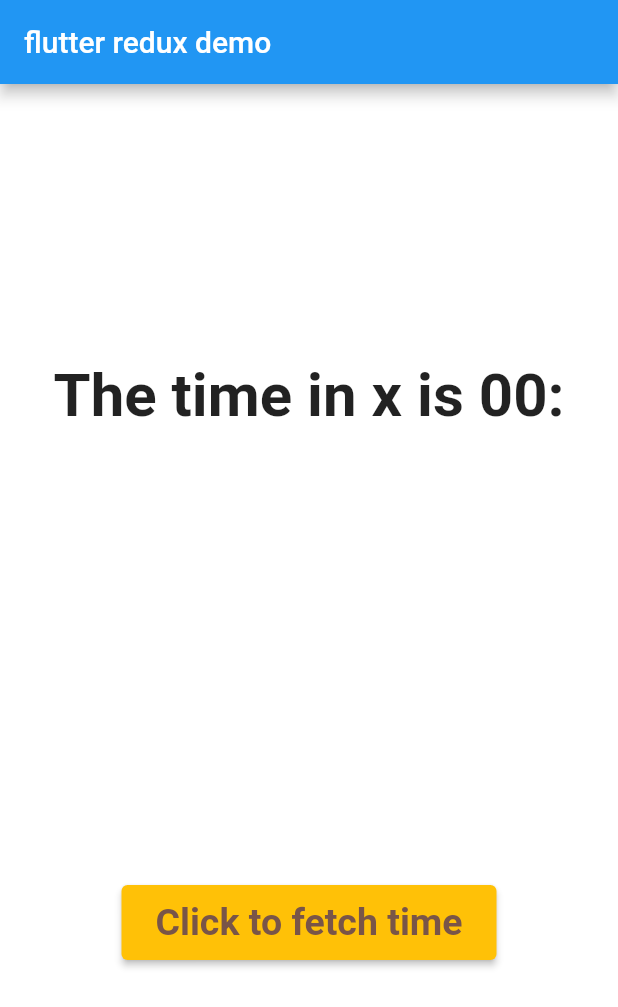
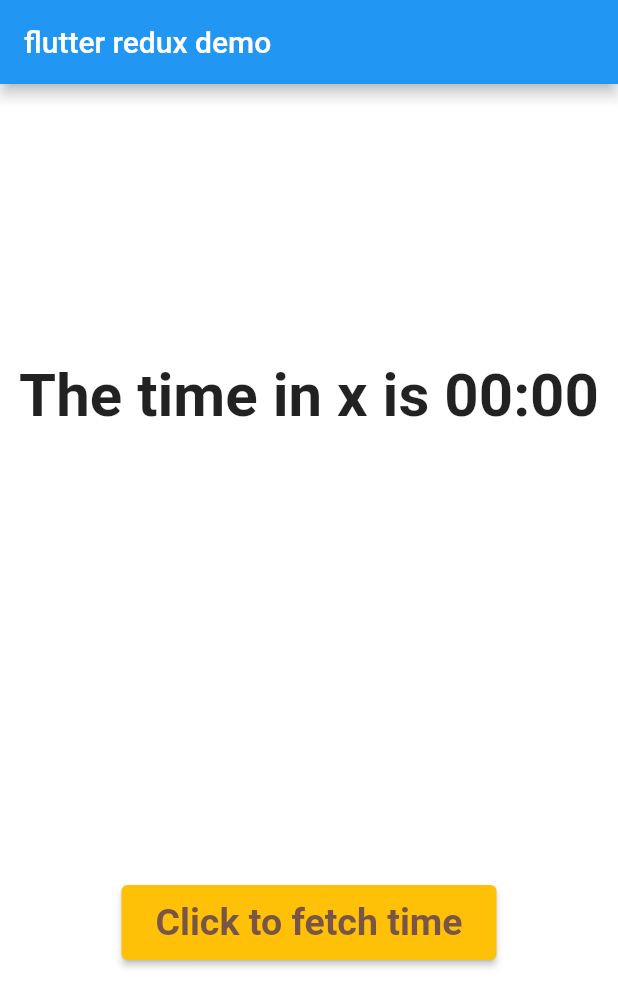
Before and after one commit to taukirXi/time_app_redux_flutter, a Flutter app: the screen it shows after launch, on a phone screen of 412 x 824 dp. Shown: the top 1007 px of the screen. Run offline on Flutter 3.47's test engine with Material 2 defaults, Android fonts, the phone set to English and light mode, and no system bars; our stand-ins replace flutter_redux, redux, redux_thunk.

Commit message:
some changes made

```diff
--- a/lib/data_model/country_response.dart
+++ b/lib/data_model/country_response.dart
@@ -10,19 +10,23 @@ String countryToJson(Country data) => json.encode(data.toJson());
 
 class Country {
   String? abbreviation;
+  String? clientIp;
 
   Country({
     this.abbreviation,
+    this.clientIp
 
   });
 
   factory Country.fromJson(Map<String, dynamic> json) => Country(
         abbreviation: json["abbreviation"] ?? '',
+    clientIp: json["client_ip"],
 
       );
 
   Map<String, dynamic> toJson() => {
         "abbreviation": abbreviation,
+    "client_ip": clientIp,
 
       };
 }
--- a/lib/redux/time/middleware.dart
+++ b/lib/redux/time/middleware.dart
@@ -23,6 +23,7 @@ ThunkAction<AppState> fetchTime = (Store<AppState> store) async {
   String time;
   String location = locations[Random().nextInt(locations.length)] as String;
   // String location = "Africa/Abidjan";
+  debugPrint(location);
 
 
   // try {
@@ -45,12 +46,12 @@ ThunkAction<AppState> fetchTime = (Store<AppState> store) async {
   // }
 
   var response = await http.get(
-    Uri.parse('https://worldtimeapi.org/api/timezone/Africa/Abidjan'),
+    Uri.parse('https://worldtimeapi.org/api/timezone/${location}'),
     headers: {
       "Content-Type": "application/json",
     },
   );
-  print(response.body + "asfjaj");
+  print(response.body);
   var data = countryFromJson(response.body);
 
 
--- a/lib/redux/time/time_state.dart
+++ b/lib/redux/time/time_state.dart
@@ -6,5 +6,5 @@ class TimeState {
 
   TimeState.initialState()
       : location = "x",
-        time = "00:";
+        time = "00:00";
 }
```
